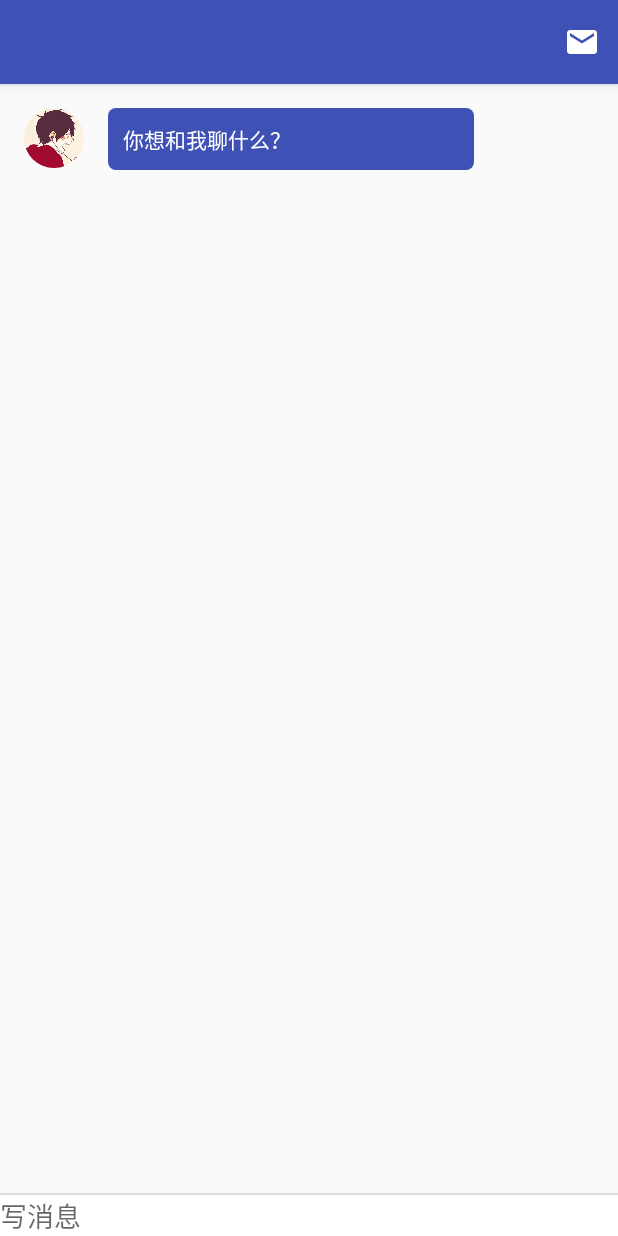
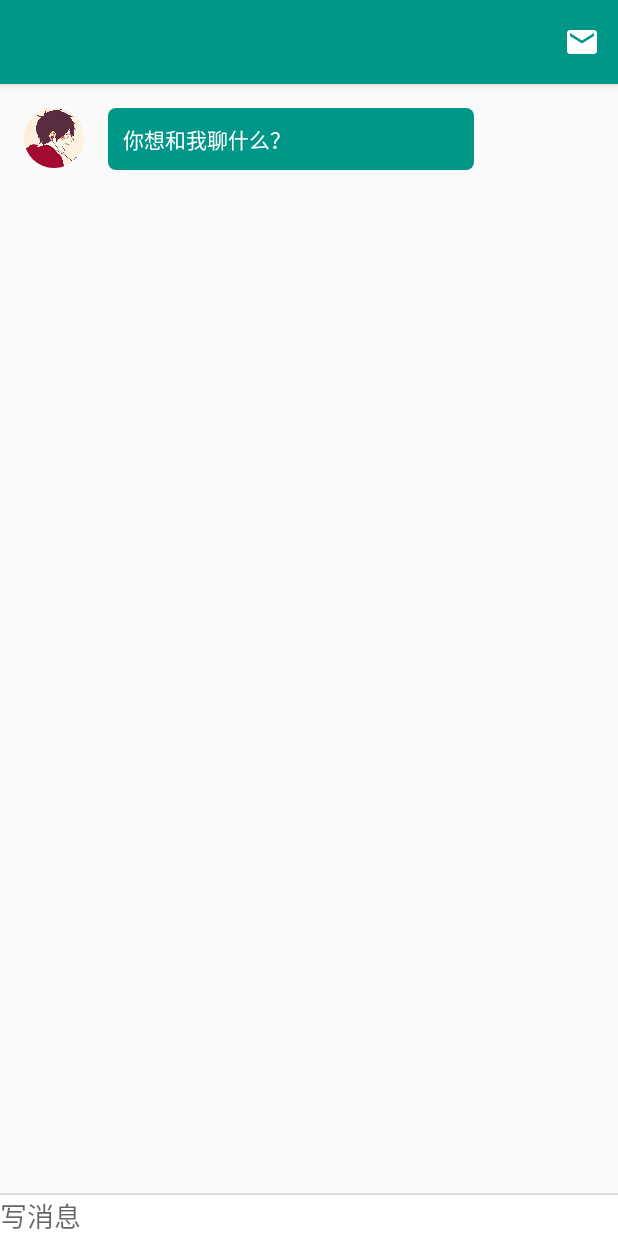
Before and after one commit to wjy92/EChat, an Android app: the ConversationActivity screen opened directly, with no data from a screen before it, on a phone screen of 412 x 824 dp. Run offline under Robolectric (Android 15) with nearby library versions, the phone set to English and light mode, and no system bars; our stand-ins replace ButterKnife, CircleImageView; libraries missing offline, so code that uses them is left out: com.balysv.materialmenu; pictures from the network do not load; 5 statements that could not run were skipped.

Commit message:
更新部分UI

```diff
--- a/app/build.gradle
+++ b/app/build.gradle
@@ -33,4 +33,5 @@ dependencies {
     compile 'com.jakewharton:butterknife:7.0.1'
     compile 'com.balysv.materialmenu:material-menu-abc:1.+'
     compile project(':appcompat-extension')
+    compile project(':morphing-button')
 }
--- a/app/src/main/java/com/thirdnet/echat/adapter/FragmentMessageListAdapter.java
+++ b/app/src/main/java/com/thirdnet/echat/adapter/FragmentMessageListAdapter.java
@@ -39,7 +39,7 @@ public class FragmentMessageListAdapter extends RecyclerView.Adapter {
     public void onBindViewHolder(RecyclerView.ViewHolder holder, int position) {
         ((MessageViewHolder) holder).circleImageView.setImageResource(mResIDs[mRandom.nextInt(3)]);
         RxView.clicks(((MessageViewHolder) holder).view)
-                .throttleFirst(500, TimeUnit.MILLISECONDS)
+                .throttleFirst(800, TimeUnit.MILLISECONDS)
                 .subscribe(new Action1<Void>() {
                     @Override
                     public void call(Void aVoid) {
--- /dev/null
+++ b/app/src/main/res/anim/activity_close_enter.xml
@@ -0,0 +1,12 @@
+<?xml version="1.0" encoding="utf-8"?>
+<set xmlns:android="http://schemas.android.com/apk/res/android">
+    <translate
+        android:duration="@integer/window_animation_duration"
+        android:fromYDelta="30%"
+        android:toYDelta="0%" />
+
+    <alpha
+        android:duration="@integer/window_animation_duration"
+        android:fromAlpha="0.0"
+        android:toAlpha="1.0" />
+</set>
--- /dev/null
+++ b/app/src/main/res/anim/activity_close_exit.xml
@@ -0,0 +1,12 @@
+<?xml version="1.0" encoding="utf-8"?>
+<set xmlns:android="http://schemas.android.com/apk/res/android">
+    <translate
+        android:duration="@integer/window_animation_duration"
+        android:fromYDelta="0%"
+        android:toYDelta="30%" />
+
+    <alpha
+        android:duration="@integer/window_animation_duration"
+        android:fromAlpha="1.0"
+        android:toAlpha="0.0" />
+</set>
--- /dev/null
+++ b/app/src/main/res/anim/activity_open_enter.xml
@@ -0,0 +1,12 @@
+<?xml version="1.0" encoding="utf-8"?>
+<set xmlns:android="http://schemas.android.com/apk/res/android">
+    <translate
+        android:duration="@integer/window_animation_duration"
+        android:fromXDelta="100%"
+        android:toXDelta="0%" />
+
+    <alpha
+        android:duration="400"
+        android:fromAlpha="0.0"
+        android:toAlpha="1.0" />
+</set>
--- /dev/null
+++ b/app/src/main/res/anim/activity_open_exit.xml
@@ -0,0 +1,11 @@
+<?xml version="1.0" encoding="utf-8"?>
+<set xmlns:android="http://schemas.android.com/apk/res/android">
+    <translate
+        android:duration="@integer/window_animation_duration"
+        android:fromXDelta="0%"
+        android:toXDelta="-80%" />
+    <alpha
+        android:duration="@integer/window_animation_duration"
+        android:fromAlpha="1.0"
+        android:toAlpha="0.2" />
+</set>
--- a/app/src/main/res/values/colors.xml
+++ b/app/src/main/res/values/colors.xml
@@ -1,8 +1,8 @@
 <?xml version="1.0" encoding="utf-8"?>
 <resources>
-    <color name="colorPrimary">#3F51B5</color>
-    <color name="colorPrimaryDark">#303F9F</color>
-    <color name="colorAccent">#FF4081</color>
+    <color name="colorPrimary">#009688</color>
+    <color name="colorPrimaryDark">#00796B</color>
+    <color name="colorAccent">#64ffda</color>
     <color name="textWhite">#FFFFFFFF</color>
     <color name="secondaryTextWhite">#B2FFFFFF</color>
     <color name="thirdTextWhite">#4BFFFFFF</color>
@@ -13,8 +13,18 @@
     <color name="divideBlack">#1E000000</color>
 
     <color name="sessionMessageMine">#ffffff</color>
-    <color name="sessionMessageOthers">#3F51B5</color>
+    <color name="sessionMessageOthers">#009688</color>
     <color name="sessionMessageBackgroud">#fafafa</color>
 
     <color name="white">#ffffff</color>
+
+    <color name="colorLoginEdit">#009688</color>
+
+    <color name="morphing_blue_bright">#00ddff</color>
+    <color name="morphing_green_light">#99cc00</color>
+    <color name="morphing_orange_light">#ffbb33</color>
+    <color name="morphing_gray">#dedede</color>
+    <color name="morphing_gray_green">#99cc00</color>
+    <color name="morphing_gray_green_dark">#6d9b00</color>
+
 </resources>
--- /dev/null
+++ b/app/src/main/res/values/integer.xml
@@ -0,0 +1,5 @@
+<?xml version="1.0" encoding="utf-8"?>
+<resources>
+    <integer name="login_mp_duration">800</integer>
+    <integer name="window_animation_duration">500</integer>
+</resources>
--- a/app/src/main/res/values/styles.xml
+++ b/app/src/main/res/values/styles.xml
@@ -6,7 +6,25 @@
         <item name="colorPrimary">@color/colorPrimary</item>
         <item name="colorPrimaryDark">@color/colorPrimaryDark</item>
         <item name="colorAccent">@color/colorAccent</item>
+        <item name="android:windowAnimationStyle">@style/ActivityAnimation</item>
 
+    </style>
+
+
+    <style name="ActivityAnimation">
+        <item name="android:activityOpenEnterAnimation">@anim/activity_open_enter</item>
+        <item name="android:activityOpenExitAnimation">@anim/activity_open_exit</item>
+        <item name="android:activityCloseEnterAnimation">@anim/activity_close_enter</item>
+        <item name="android:activityCloseExitAnimation">@anim/activity_close_exit</item>
+    </style>
+
+    <style name="LoginActivityTheme" parent="Theme.AppCompat.Light.DarkActionBar">
+        <item name="colorPrimary">@color/colorPrimary</item>
+        <item name="colorPrimaryDark">@color/colorPrimaryDark</item>
+        <item name="colorAccent">@color/colorLoginEdit</item>
+        <item name="android:windowAnimationStyle">@style/ActivityAnimation</item>
+        <item name="windowActionBar">false</item>
+        <item name="windowNoTitle">true</item>
     </style>
 
     <style name="AppTheme.NoActionBar">
--- a/settings.gradle
+++ b/settings.gradle
@@ -1 +1 @@
-include ':app',":appcompat-extension"
+include ':app', ":appcompat-extension", ":morphing-button"
```
Also changed, not shown: app/src/main/AndroidManifest.xml (+8 -5 lines), app/src/main/java/com/thirdnet/echat/activity/LoginActivity.java (added, +113 -0 lines), app/src/main/res/drawable/ic_done.xml (added, +10 -0 lines), app/src/main/res/layout/activity_login.xml (added, +45 -0 lines), app/src/main/res/values/dimens.xml (+7 -0 lines).
